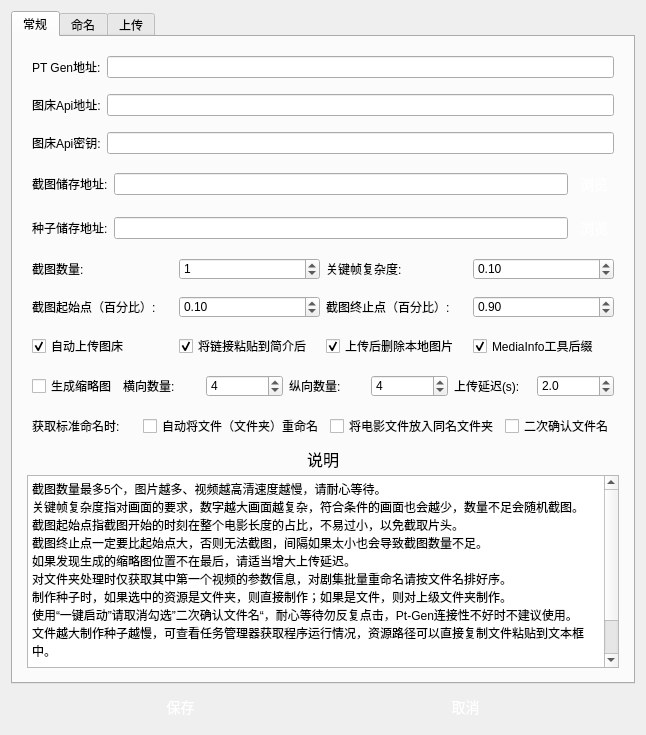
Before: the Qt Designer form ph-bjd/ui/settings.ui in publish-helper/publish-helper, drawn with Qt 5.
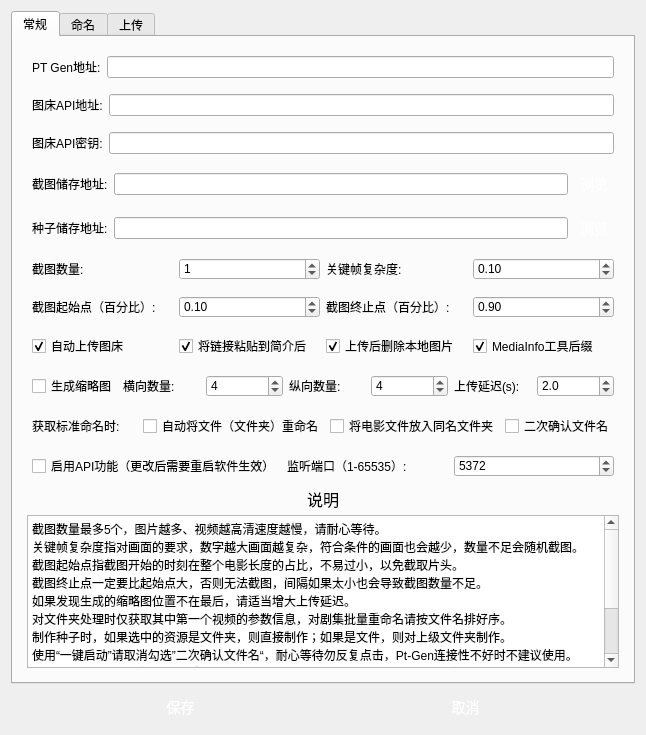
After: the same form once the commit is applied.

```diff
--- a/ph-bjd/ui/settings.ui
+++ b/ph-bjd/ui/settings.ui
@@ -163,7 +163,7 @@
 </string>
              </property>
              <property name="text">
-              <string>图床Api地址:</string>
+              <string>图床API地址:</string>
              </property>
             </widget>
            </item>
@@ -246,7 +246,7 @@
 </string>
              </property>
              <property name="text">
-              <string>图床Api密钥:</string>
+              <string>图床API密钥:</string>
              </property>
             </widget>
            </item>
@@ -1401,6 +1401,99 @@
            </item>
           </layout>
          </item>
+         <item>
+          <layout class="QHBoxLayout" name="horizontalLayout_27">
+           <property name="leftMargin">
+            <number>5</number>
+           </property>
+           <property name="topMargin">
+            <number>5</number>
+           </property>
+           <property name="rightMargin">
+            <number>5</number>
+           </property>
+           <property name="bottomMargin">
+            <number>5</number>
+           </property>
+           <item>
+            <widget class="QCheckBox" name="enableApi">
+             <property name="text">
+              <string>启用API功能（更改后需要重启软件生效）</string>
+             </property>
+            </widget>
+           </item>
+           <item>
+            <widget class="QLabel" name="label_32">
+             <property name="styleSheet">
+              <string>QPushButton {
+    display: inline-block;
+    padding: 5px 5px;
+    font-size: 16px;
+    cursor: pointer;
+    text-align: center;
+    text-decoration: none;
+    outline: none;
+    color:#fff;
+    background-color: #559e24;
+    border: none;
+    border-radius: 15px;
+    box-shadow: 0 9px #999;
+}
+
+QPushButton:hover {
+background-color: #4a8821;
+}
+
+QPushButton:pressed {
+    background-color: #3c6f1b;
+}
+</string>
+             </property>
+             <property name="text">
+              <string>监听端口（1-65535）:</string>
+             </property>
+            </widget>
+           </item>
+           <item>
+            <widget class="QSpinBox" name="apiPort">
+             <property name="styleSheet">
+              <string>QPushButton {
+    display: inline-block;
+    padding: 5px 5px;
+    font-size: 16px;
+    cursor: pointer;
+    text-align: center;
+    text-decoration: none;
+    outline: none;
+    color:#fff;
+    background-color: #559e24;
+    border: none;
+    border-radius: 15px;
+    box-shadow: 0 9px #999;
+}
+
+QPushButton:hover {
+background-color: #4a8821;
+}
+
+QPushButton:pressed {
+    background-color: #3c6f1b;
+}
+</string>
+             </property>
+             <property name="minimum">
+              <number>1</number>
+             </property>
+             <property name="maximum">
+              <number>65535</number>
+             </property>
+             <property name="value">
+              <number>5372</number>
+             </property>
+            </widget>
+           </item>
+          </layout>
+         </item>
          <item>
           <widget class="QLabel" name="label_9">
            <property name="maximumSize">
@@ -1443,7 +1536,7 @@
 &lt;p style=&quot; margin-top:0px; margin-bottom:0px; margin-left:0px; margin-right:0px; -qt-block-indent:0; text-indent:0px;&quot;&gt;文件越大制作种子越慢，可查看任务管理器获取程序运行情况，资源路径可以直接复制文件粘贴到文本框中。&lt;/p&gt;
 &lt;p style=&quot;-qt-paragraph-type:empty; margin-top:0px; margin-bottom:0px; margin-left:0px; margin-right:0px; -qt-block-indent:0; text-indent:0px;&quot;&gt;&lt;br /&gt;&lt;/p&gt;
 &lt;p style=&quot; margin-top:0px; margin-bottom:0px; margin-left:0px; margin-right:0px; -qt-block-indent:0; text-indent:0px;&quot;&gt;目前支持的免费图床： &lt;span style=&quot; color:#0000ff;&quot;&gt;https://freeimage.host/ https://imgbb.com/&lt;/span&gt;&lt;/p&gt;
-&lt;p style=&quot; margin-top:0px; margin-bottom:0px; margin-left:0px; margin-right:0px; -qt-block-indent:0; text-indent:0px;&quot;&gt;图床的Api地址和密钥请到图床主页获取。&lt;/p&gt;&lt;/body&gt;&lt;/html&gt;</string>
+&lt;p style=&quot; margin-top:0px; margin-bottom:0px; margin-left:0px; margin-right:0px; -qt-block-indent:0; text-indent:0px;&quot;&gt;图床的API地址和密钥请到图床主页获取。&lt;/p&gt;&lt;/body&gt;&lt;/html&gt;</string>
            </property>
           </widget>
          </item>
```
